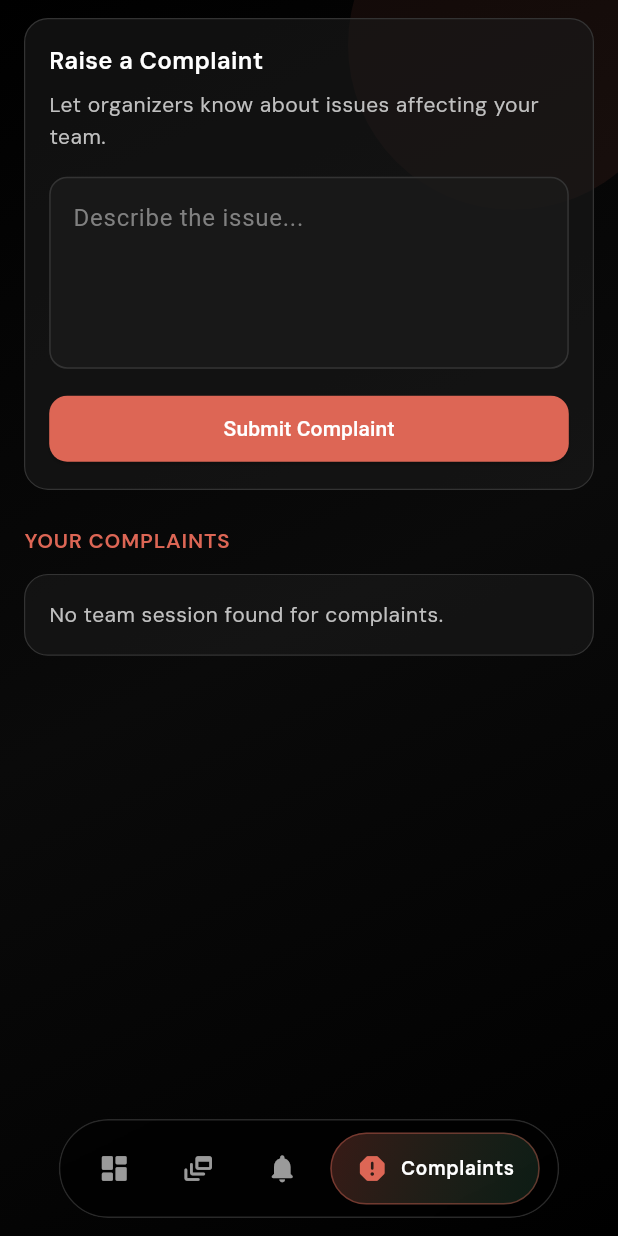
After one commit to krishnakireeti-2k7/codenyx, a Flutter app: the DashboardScreen screen opened by its route, swiped to page 4, on a phone screen of 412 x 824 dp. The commit adds this screen. Run offline on Flutter 3.47's test engine with Material 3 defaults, Android fonts, the phone set to English and light mode, and no system bars; our stand-ins replace flutter_image_compress, flutter_riverpod, go_router, image_picker, shared_preferences, supabase_flutter; accounts and stored records are empty; network calls fail.

Commit message:
complaints feature

```diff
--- /dev/null
+++ b/lib/features/complaints/complaints_repository.dart
@@ -0,0 +1,48 @@
+import 'package:codenyx/services/session_service.dart';
+import 'package:supabase_flutter/supabase_flutter.dart';
+
+class ComplaintsRepository {
+  const ComplaintsRepository();
+
+  SupabaseClient get _client => Supabase.instance.client;
+
+  Future<void> createComplaint(String message) async {
+    final userEmail = _client.auth.currentUser?.email;
+    final session = await SessionService.getSession();
+    final teamId = session['teamId']?.toString();
+
+    if (userEmail == null || teamId == null || teamId.isEmpty) {
+      throw Exception('Unable to resolve complaint session.');
+    }
+
+    await _client.from('complaints').insert({
+      'user_email': userEmail,
+      'team_id': teamId,
+      'message': message.trim(),
+      'status': 'pending',
+    });
+  }
+
+  Future<List<Map<String, dynamic>>> getUserComplaints(String teamId) async {
+    final response = await _client
+        .from('complaints')
+        .select()
+        .eq('team_id', teamId)
+        .order('created_at', ascending: false);
+
+    return List<Map<String, dynamic>>.from(response);
+  }
+
+  Future<List<Map<String, dynamic>>> getAllComplaints() async {
+    final response = await _client
+        .from('complaints')
+        .select()
+        .order('created_at', ascending: false);
+
+    return List<Map<String, dynamic>>.from(response);
+  }
+
+  Future<void> updateComplaintStatus(dynamic id) async {
+    await _client.from('complaints').update({'status': 'resolved'}).eq('id', id);
+  }
+}
--- /dev/null
+++ b/lib/features/complaints/user_complaints_screen.dart
@@ -0,0 +1,277 @@
+import 'package:codenyx/core/theme/app_theme.dart';
+import 'package:codenyx/services/session_service.dart';
+import 'package:flutter/material.dart';
+import 'complaints_repository.dart';
+
+class UserComplaintsScreen extends StatefulWidget {
+  const UserComplaintsScreen({super.key});
+
+  @override
+  State<UserComplaintsScreen> createState() => _UserComplaintsScreenState();
+}
+
+class _UserComplaintsScreenState extends State<UserComplaintsScreen> {
+  final _messageController = TextEditingController();
+  final _repository = const ComplaintsRepository();
+
+  String _teamId = '';
+  bool _isLoading = true;
+  bool _isSubmitting = false;
+  List<Map<String, dynamic>> _complaints = [];
+
+  @override
+  void initState() {
+    super.initState();
+    _loadComplaints();
+  }
+
+  @override
+  void dispose() {
+    _messageController.dispose();
+    super.dispose();
+  }
+
+  Future<void> _loadComplaints() async {
+    try {
+      final session = await SessionService.getSession();
+      final teamId = (session['teamId'] ?? '').toString();
+      final complaints = teamId.isEmpty
+          ? <Map<String, dynamic>>[]
+          : await _repository.getUserComplaints(teamId);
+
+      if (!mounted) return;
+
+      setState(() {
+        _teamId = teamId;
+        _complaints = complaints;
+        _isLoading = false;
+      });
+    } catch (e) {
+      if (!mounted) return;
+
+      setState(() => _isLoading = false);
+      _showSnackBar('Failed to load complaints: $e', isError: true);
+    }
+  }
+
+  Future<void> _submitComplaint() async {
+    final message = _messageController.text.trim();
+    if (message.isEmpty) {
+      _showSnackBar('Please enter your complaint message.', isError: true);
+      return;
+    }
+
+    setState(() => _isSubmitting = true);
+
+    try {
+      await _repository.createComplaint(message);
+      _messageController.clear();
+      await _loadComplaints();
+
+      if (!mounted) return;
+      _showSnackBar('Complaint submitted successfully.');
+    } catch (e) {
+      if (!mounted) return;
+      _showSnackBar('Failed to submit complaint: $e', isError: true);
+    } finally {
+      if (mounted) {
+        setState(() => _isSubmitting = false);
+      }
+    }
+  }
+
+  void _showSnackBar(String message, {bool isError = false}) {
+    ScaffoldMessenger.of(context).showSnackBar(
+      SnackBar(
+        content: Text(message),
+        behavior: SnackBarBehavior.floating,
+        backgroundColor: isError ? Colors.red : AppTheme.surfaceLight,
+      ),
+    );
+  }
+
+  @override
+  Widget build(BuildContext context) {
+    if (_isLoading) {
+      return const Center(
+        child: CircularProgressIndicator(
+          valueColor: AlwaysStoppedAnimation<Color>(AppTheme.accentPrimary),
+        ),
+      );
+    }
+
+    return SafeArea(
+      child: SingleChildScrollView(
+        physics: const BouncingScrollPhysics(),
+        padding: const EdgeInsets.fromLTRB(
+          AppTheme.spacingL,
+          AppTheme.spacingM,
+          AppTheme.spacingL,
+          120,
+        ),
+        child: Column(
+          crossAxisAlignment: CrossAxisAlignment.start,
+          children: [
+            Container(
+              padding: const EdgeInsets.all(AppTheme.spacingL),
+              decoration: AppTheme.cardDecoration(borderRadius: AppTheme.radiusLarge),
+              child: Column(
+                crossAxisAlignment: CrossAxisAlignment.start,
+                children: [
+                  const Text('Raise a Complaint', style: AppTheme.cardTitle),
+                  const SizedBox(height: AppTheme.spacingS),
+                  Text(
+                    'Let organizers know about issues affecting your team.',
+                    style: AppTheme.cardBody,
+                  ),
+                  const SizedBox(height: AppTheme.spacingL),
+                  TextField(
+                    controller: _messageController,
+                    maxLines: 4,
+                    style: const TextStyle(color: AppTheme.textPrimary),
+                    decoration: InputDecoration(
+                      hintText: 'Describe the issue...',
+                      hintStyle: const TextStyle(color: AppTheme.textTertiary),
+                      filled: true,
+                      fillColor: AppTheme.surfaceLight.withValues(alpha: 0.75),
+                      border: OutlineInputBorder(
+                        borderRadius: BorderRadius.circular(AppTheme.radiusMedium),
+                        borderSide: const BorderSide(color: AppTheme.borderColor),
+                      ),
+                      enabledBorder: OutlineInputBorder(
+                        borderRadius: BorderRadius.circular(AppTheme.radiusMedium),
+                        borderSide: const BorderSide(color: AppTheme.borderColor),
+                      ),
+                      focusedBorder: OutlineInputBorder(
+                        borderRadius: BorderRadius.circular(AppTheme.radiusMedium),
+                        borderSide: const BorderSide(
+                          color: AppTheme.accentPrimary,
+                          width: 1.4,
+                        ),
+                      ),
+                    ),
+                  ),
+                  const SizedBox(height: AppTheme.spacingL),
+                  SizedBox(
+                    width: double.infinity,
+                    child: ElevatedButton(
+                      onPressed: _isSubmitting ? null : _submitComplaint,
+                      style: ElevatedButton.styleFrom(
+                        backgroundColor: AppTheme.accentPrimary,
+                        foregroundColor: Colors.white,
+                        padding: const EdgeInsets.symmetric(
+                          vertical: AppTheme.spacingM,
+                        ),
+                        shape: RoundedRectangleBorder(
+                          borderRadius: BorderRadius.circular(
+                            AppTheme.radiusMedium,
+                          ),
+                        ),
+                      ),
+                      child: _isSubmitting
+                          ? const SizedBox(
+                              width: 18,
+                              height: 18,
+                              child: CircularProgressIndicator(
+                                strokeWidth: 2,
+                                valueColor: AlwaysStoppedAnimation<Color>(
+                                  Colors.white,
+                                ),
+                              ),
+                            )
+                          : const Text('Submit Complaint'),
+                    ),
+                  ),
+                ],
+              ),
+            ),
+            const SizedBox(height: AppTheme.spacingXL),
+            const Text('YOUR COMPLAINTS', style: AppTheme.sectionHeader),
+            const SizedBox(height: AppTheme.spacingM),
+            if (_teamId.isEmpty)
+              _buildEmptyCard('No team session found for complaints.')
+            else if (_complaints.isEmpty)
+              _buildEmptyCard('No complaints submitted yet.')
+            else
+              ..._complaints.map(
+                (complaint) => Padding(
+                  padding: const EdgeInsets.only(bottom: AppTheme.spacingM),
+                  child: _ComplaintCard(complaint: complaint),
+                ),
+              ),
+          ],
+        ),
+      ),
+    );
+  }
+
+  Widget _buildEmptyCard(String message) {
+    return Container(
+      width: double.infinity,
+      padding: const EdgeInsets.all(AppTheme.spacingL),
+      decoration: AppTheme.cardDecoration(borderRadius: AppTheme.radiusLarge),
+      child: Text(message, style: AppTheme.cardBody),
+    );
+  }
+}
+
+class _ComplaintCard extends StatelessWidget {
+  const _ComplaintCard({required this.complaint});
+
+  final Map<String, dynamic> complaint;
+
+  @override
+  Widget build(BuildContext context) {
+    final message = (complaint['message'] ?? '').toString();
+    final status = (complaint['status'] ?? 'pending').toString();
+    final createdAt = (complaint['created_at'] ?? '').toString();
+    final statusColor = _statusColor(status);
+
+    return Container(
+      padding: const EdgeInsets.all(AppTheme.spacingL),
+      decoration: AppTheme.cardDecoration(borderRadius: AppTheme.radiusLarge),
+      child: Column(
+        crossAxisAlignment: CrossAxisAlignment.start,
+        children: [
+          Row(
+            crossAxisAlignment: CrossAxisAlignment.start,
+            children: [
+              Expanded(child: Text(message, style: AppTheme.cardBody)),
+              const SizedBox(width: AppTheme.spacingM),
+              Container(
+                padding: const EdgeInsets.symmetric(
+                  horizontal: AppTheme.spacingM,
+                  vertical: AppTheme.spacingS,
+                ),
+                decoration: BoxDecoration(
+                  color: statusColor.withValues(alpha: 0.16),
+                  borderRadius: BorderRadius.circular(999),
+                ),
+                child: Text(
+                  _capitalize(status),
+                  style: AppTheme.metaText.copyWith(
+                    color: statusColor,
+                    fontWeight: FontWeight.w700,
+                  ),
+                ),
+              ),
+            ],
+          ),
+          if (createdAt.isNotEmpty) ...[
+            const SizedBox(height: AppTheme.spacingM),
+            Text('Created: $createdAt', style: AppTheme.metaText),
+          ],
+        ],
+      ),
+    );
+  }
+
+  static Color _statusColor(String status) {
+    return status == 'resolved' ? Colors.green : Colors.amber;
+  }
+
+  static String _capitalize(String value) {
+    if (value.isEmpty) return value;
+    return '${value[0].toUpperCase()}${value.substring(1)}';
+  }
+}
--- a/lib/features/dashboard/dashboard_screen.dart
+++ b/lib/features/dashboard/dashboard_screen.dart
@@ -8,6 +8,7 @@ import 'package:supabase_flutter/supabase_flutter.dart';
 import '../../core/layout/web_wrapper.dart';
 import '../../core/theme/app_theme.dart';
 import '../auth/auth_repository.dart';
+import '../complaints/user_complaints_screen.dart';
 import '../../services/supabase_service.dart';
 import '../../services/session_service.dart';
 import '../social_feed/feed_screen.dart';
@@ -229,6 +230,7 @@ class _DashboardScreenState extends State<DashboardScreen>
                   _buildDashboardPage(),
                   WebWrapper(child: FeedScreen(teamId: teamId)),
                   const WebWrapper(child: UserUpdatesScreen()),
+                  const WebWrapper(child: UserComplaintsScreen()),
                 ],
               ),
 
@@ -520,47 +522,49 @@ class _DashboardScreenState extends State<DashboardScreen>
   }
 
   Widget _buildFloatingNavBar() {
-    return ClipRRect(
-      borderRadius: BorderRadius.circular(22),
+    return Center(
+      child: ClipRRect(
+        borderRadius: BorderRadius.circular(100),
         child: BackdropFilter(
-        filter: ImageFilter.blur(sigmaX: 16, sigmaY: 16),
+          filter: ImageFilter.blur(sigmaX: 20, sigmaY: 20),
           child: Container(
             padding: const EdgeInsets.symmetric(
-            horizontal: AppTheme.spacingM,
+              horizontal: AppTheme.spacingS,
               vertical: AppTheme.spacingS,
             ),
             decoration: BoxDecoration(
-            color: AppTheme.primaryBackground.withOpacity(0.55),
-            borderRadius: BorderRadius.circular(22),
+              color: AppTheme.primaryBackground.withOpacity(0.65),
+              borderRadius: BorderRadius.circular(100),
               border: Border.all(
-              color: AppTheme.borderColor.withOpacity(0.9),
+                color: AppTheme.borderColor.withOpacity(0.8),
                 width: 1,
               ),
             ),
             child: Row(
+              mainAxisSize: MainAxisSize.min,
               children: [
-              Expanded(
-                child: _buildNavBarItem(
+                _buildNavBarItem(
                   icon: Icons.dashboard_rounded,
                   label: "Dashboard",
                   index: 0,
                 ),
-              ),
-              Expanded(
-                child: _buildNavBarItem(
+                _buildNavBarItem(
                   icon: Icons.dynamic_feed_rounded,
                   label: "Feed",
                   index: 1,
                 ),
-              ),
-              Expanded(
-                child: _buildNavBarItem(
+                _buildNavBarItem(
                   icon: Icons.notifications_rounded,
                   label: "Updates",
                   index: 2,
                 ),
+                _buildNavBarItem(
+                  icon: Icons.report_rounded,
+                  label: "Complaints",
+                  index: 3,
                 ),
               ],
+            ),
           ),
         ),
       ),
@@ -574,26 +578,23 @@ class _DashboardScreenState extends State<DashboardScreen>
   }) {
     final isSelected = _selectedIndex == index;
 
-    return Material(
-      color: Colors.transparent,
-      child: InkWell(
+    return GestureDetector(
       onTap: () => _onNavTapped(index),
-        borderRadius: BorderRadius.circular(16),
       child: AnimatedContainer(
-          duration: const Duration(milliseconds: 260),
+        duration: const Duration(milliseconds: 300),
         curve: Curves.easeOutCubic,
-          margin: const EdgeInsets.symmetric(horizontal: AppTheme.spacingS),
-          padding: const EdgeInsets.symmetric(
-            horizontal: AppTheme.spacingM,
+        margin: const EdgeInsets.symmetric(horizontal: 4.0),
+        padding: EdgeInsets.symmetric(
+          horizontal: isSelected ? AppTheme.spacingL : AppTheme.spacingM,
           vertical: AppTheme.spacingM,
         ),
         decoration: BoxDecoration(
-            borderRadius: BorderRadius.circular(16),
+          borderRadius: BorderRadius.circular(100),
           gradient: isSelected
               ? LinearGradient(
                   colors: [
-                      AppTheme.accentPrimary.withOpacity(0.26),
-                      AppTheme.accentSecondary.withOpacity(0.14),
+                    AppTheme.accentPrimary.withOpacity(0.25),
+                    AppTheme.accentSecondary.withOpacity(0.15),
                   ],
                   begin: Alignment.topLeft,
                   end: Alignment.bottomRight,
@@ -601,37 +602,40 @@ class _DashboardScreenState extends State<DashboardScreen>
               : null,
           border: Border.all(
             color: isSelected
-                  ? AppTheme.accentPrimary.withOpacity(0.35)
+                ? AppTheme.accentPrimary.withOpacity(0.4)
                 : Colors.transparent,
+            width: 1,
           ),
         ),
         child: Row(
-            mainAxisAlignment: MainAxisAlignment.center,
-            mainAxisSize: MainAxisSize.max,
+          mainAxisSize: MainAxisSize.min,
           children: [
             Icon(
               icon,
               color: isSelected
                   ? AppTheme.accentPrimary
-                    : AppTheme.textSecondary,
-                size: 20,
+                  : AppTheme.textSecondary.withOpacity(0.8),
+              size: 22,
             ),
-              const SizedBox(width: AppTheme.spacingS),
-              Flexible(
+            AnimatedSize(
+              duration: const Duration(milliseconds: 300),
+              curve: Curves.easeOutCubic,
+              alignment: Alignment.centerLeft,
+              child: isSelected
+                  ? Padding(
+                      padding: const EdgeInsets.only(left: 8.0),
                       child: Text(
                         label,
-                  overflow: TextOverflow.ellipsis,
-                  maxLines: 1,
                         style: AppTheme.navLabel.copyWith(
-                    color: isSelected
-                        ? AppTheme.textPrimary
-                        : AppTheme.textSecondary,
-                    fontSize: 12,
+                          color: AppTheme.textPrimary,
+                          fontSize: 13,
+                          fontWeight: FontWeight.w600,
                         ),
                       ),
+                    )
+                  : const SizedBox.shrink(),
             ),
           ],
-          ),
         ),
       ),
     );
```
Also changed, not shown: lib/features/admin/admin_screen.dart (+6 -6 lines), lib/features/complaints/admin_complaints_screen.dart (added, +185 -0 lines). Lines whose indentation alone changed are shown as unchanged.
